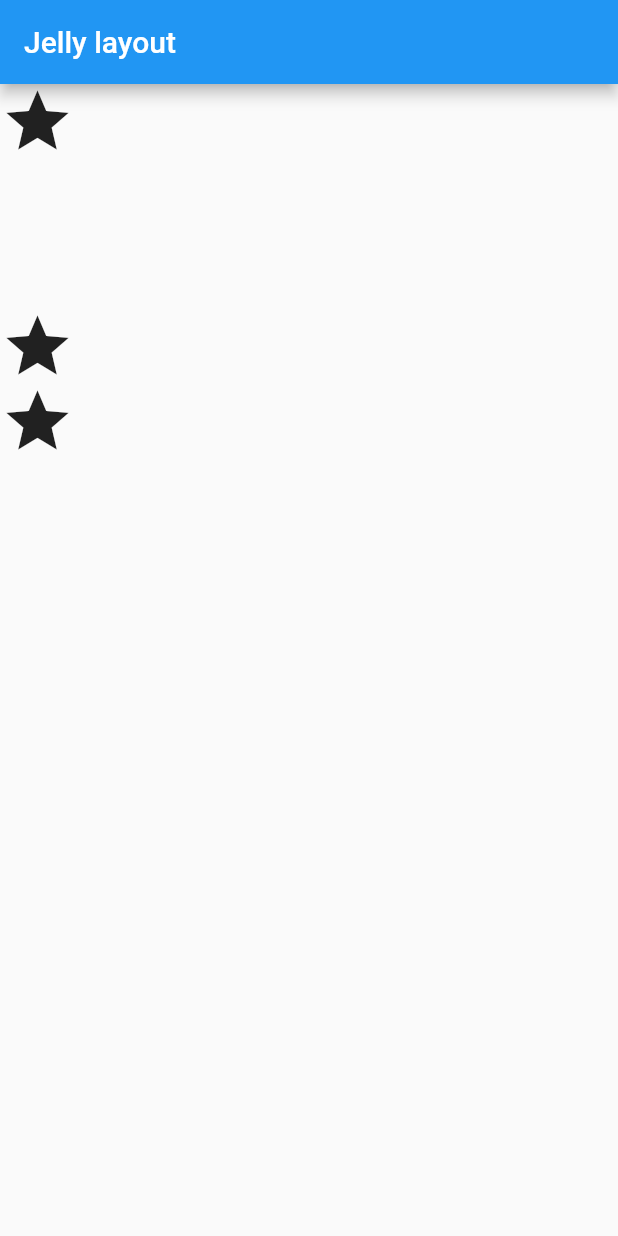
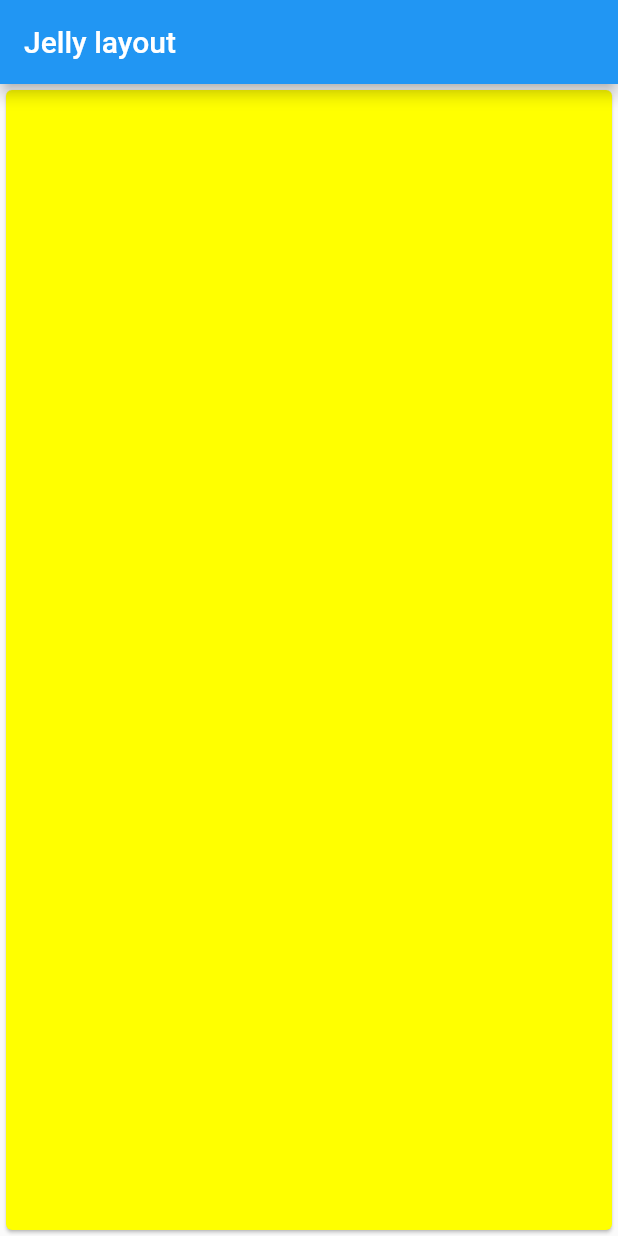
Before and after one commit to after-six/jelly-layout, a Flutter app: the screen it shows after launch, on a phone screen of 412 x 824 dp. Run offline on Flutter 3.47's test engine with Material 2 defaults, Android fonts, the phone set to English and light mode, and no system bars.

```diff
--- a/lib/main.dart
+++ b/lib/main.dart
@@ -20,13 +20,10 @@ class MyApp extends StatelessWidget {
         appBar: AppBar(
           title: Text("Jelly layout"),
         ),
-        body:Column(
-          children: <Widget>[
-            Icon(Icons.star, size: 50),
-            const SizedBox(height: 100),
-            Icon(Icons.star, size: 50),
-            Icon(Icons.star, size: 50),
-          ],
+        body:SafeArea(
+          child: SizedBox.expand(
+            child: Card(color: Colors.yellowAccent),
+          ),
         ),
       ),
     );
```
